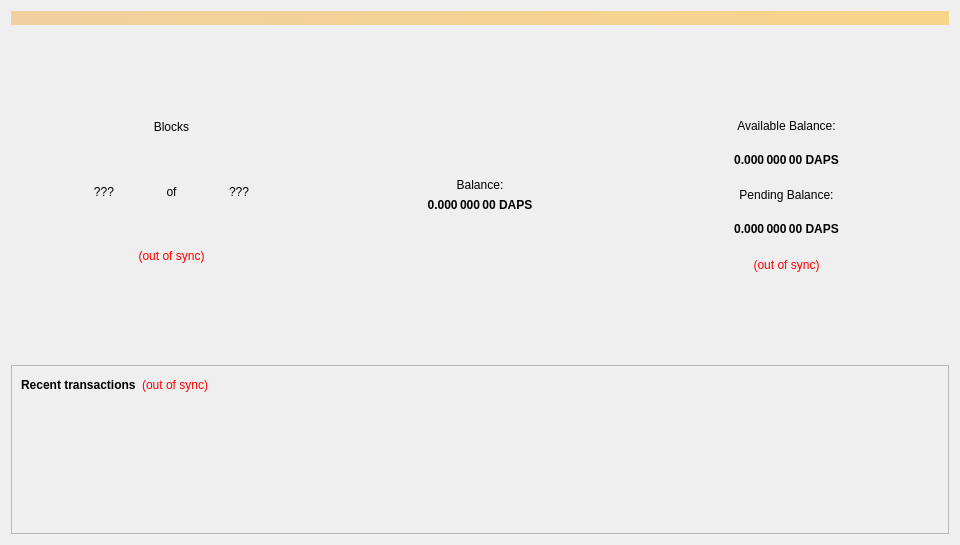
pedrorv0106/DAPS, file src/qt/forms/overviewpage.ui: the form before one commit.
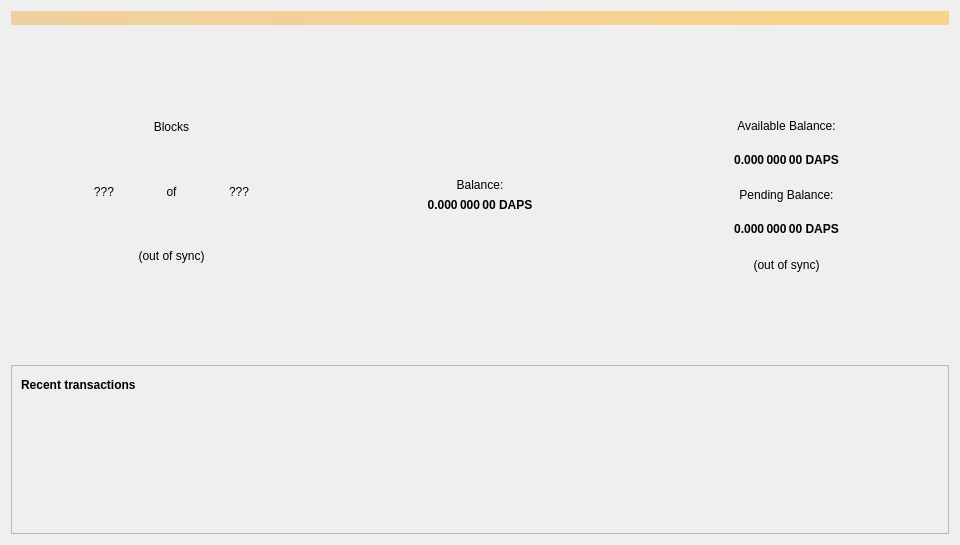
The form after the commit. Icons and pictures are not drawn.

Commit message: DAPS-378 misc ui updates - new images, updated overview sync screen, updated sync circle behavior, css updates

The edit to the form file:
```diff
--- a/src/qt/forms/overviewpage.ui
+++ b/src/qt/forms/overviewpage.ui
@@ -1,7 +1,10 @@
 <?xml version="1.0" encoding="UTF-8"?>
 <ui version="4.0">
  <class>OverviewPage</class>
- <widget class="QWidget" name="OverviewPage">
+ <widget class="QDialog" name="OverviewPage">
+      <property name="styleSheet">
+       <string notr="true">QDialog{border-image: url(':/images/overviewbackground') 0 0 0 0 stretch stretch;}</string>
+      </property>
   <property name="geometry">
    <rect>
     <x>0</x>
@@ -149,9 +152,6 @@
              <property name="toolTip">
               <string>The displayed information may be out of date. Your wallet automatically synchronizes with the DAPScoin network after a connection is established, but this process has not completed yet.</string>
              </property>
-             <property name="styleSheet">
-              <string notr="true">QLabel { color: red; }</string>
-             </property>
              <property name="text">
               <string notr="true">(out of sync)</string>
              </property>
@@ -357,9 +357,6 @@
              <property name="toolTip">
               <string>The displayed information may be out of date. Your wallet automatically synchronizes with the DAPScoin network after a connection is established, but this process has not completed yet.</string>
              </property>
-             <property name="styleSheet">
-              <string notr="true">QLabel { color: red; }</string>
-             </property>
              <property name="text">
               <string notr="true">(out of sync)</string>
              </property>
@@ -422,25 +419,6 @@
               </property>
              </widget>
             </item>
-            <item>
-             <widget class="QLabel" name="labelTransactionsStatus">
-              <property name="cursor">
-               <cursorShape>WhatsThisCursor</cursorShape>
-              </property>
-              <property name="toolTip">
-               <string>The displayed information may be out of date. Your wallet automatically synchronizes with the DAPScoin network after a connection is established, but this process has not completed yet.</string>
-              </property>
-              <property name="styleSheet">
-               <string notr="true">QLabel { color: red; }</string>
-              </property>
-              <property name="text">
-               <string notr="true">(out of sync)</string>
-              </property>
-              <property name="alignment">
-               <set>Qt::AlignRight|Qt::AlignTrailing|Qt::AlignVCenter</set>
-              </property>
-             </widget>
-            </item>
             <item>
              <spacer name="horizontalSpacer">
               <property name="orientation">
```
The commit also changes 26 other files.
